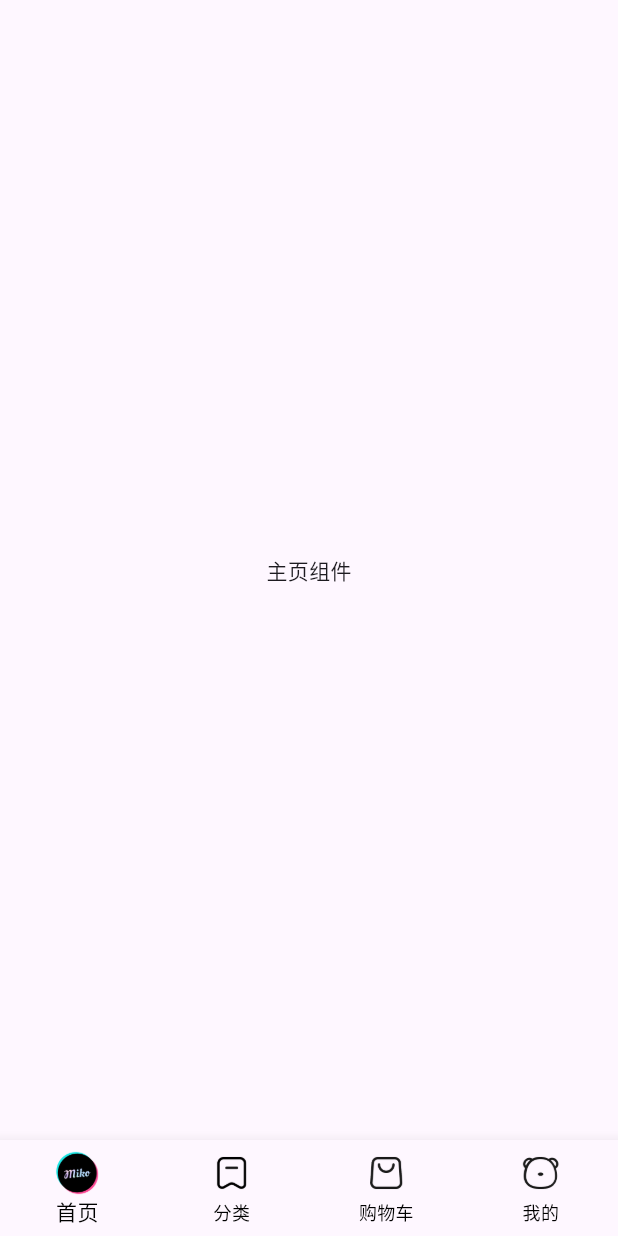
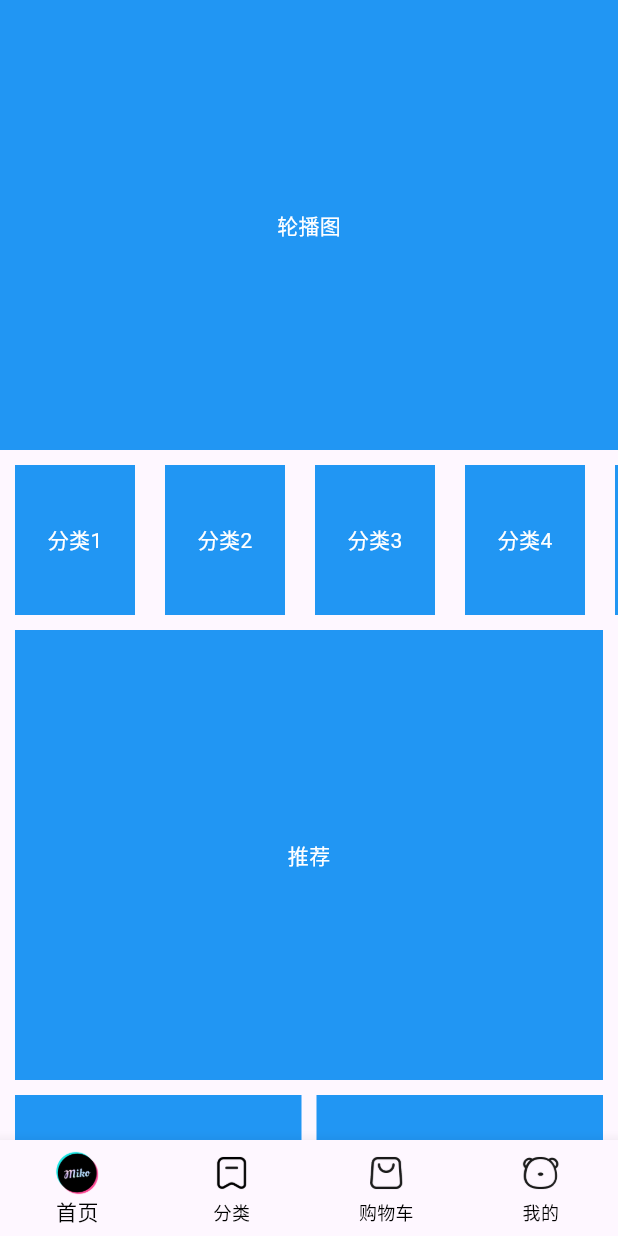
Before and after one commit to bleackking/bd_shop, a Flutter app: the screen it shows after launch, on a phone screen of 412 x 824 dp. Run offline on Flutter 3.47's test engine with Material 3 defaults, Android fonts, the phone set to English and light mode, and no system bars.

Commit message:
完成首页的基础布局

```diff
--- /dev/null
+++ b/lib/components/Home/BdCategory.dart
@@ -0,0 +1,36 @@
+import 'package:flutter/material.dart';
+
+// 分类组件
+class BdCategory extends StatefulWidget {
+  const BdCategory({super.key});
+
+  @override
+  State<BdCategory> createState() => _BdCategoryState();
+}
+
+class _BdCategoryState extends State<BdCategory> {
+  @override
+  Widget build(BuildContext context) {
+    // ListView组件不能设置高度，所以必须得用Container组件或者SizeBox组件设置高度
+    return SizedBox(
+      height: 100,
+      child: ListView.builder(
+        scrollDirection: Axis.horizontal, // 横向排列
+        itemCount: 10, // 渲染10项
+        itemBuilder: (BuildContext context, int index) {
+          return Container(
+            color: Colors.blue,
+            alignment: Alignment.center,
+            margin: EdgeInsets.symmetric(horizontal: 10),
+            width: 80,
+            height: 100,
+            child: Text(
+              "分类${index + 1}",
+              style: TextStyle(color: Colors.white),
+            ),
+          );
+        },
+      ),
+    );
+  }
+}
--- /dev/null
+++ b/lib/components/Home/BdHot.dart
@@ -0,0 +1,21 @@
+import 'package:flutter/material.dart';
+
+// 爆款组件
+class BdHot extends StatefulWidget {
+  const BdHot({super.key});
+
+  @override
+  State<BdHot> createState() => _BdHotState();
+}
+
+class _BdHotState extends State<BdHot> {
+  @override
+  Widget build(BuildContext context) {
+    return Container(
+      color: Colors.blue,
+      alignment: Alignment.center,
+      height: 200,
+      child: Text("爆款推荐", style: TextStyle(color: Colors.white)),
+    );
+  }
+}
--- /dev/null
+++ b/lib/components/Home/BdMoreList.dart
@@ -0,0 +1,31 @@
+import 'package:flutter/material.dart';
+
+// 商品无限滚动列表组件
+class BdMoreList extends StatefulWidget {
+  const BdMoreList({super.key});
+
+  @override
+  State<BdMoreList> createState() => _BdMoreListState();
+}
+
+class _BdMoreListState extends State<BdMoreList> {
+  @override
+  Widget build(BuildContext context) {
+    // 必须放置Sliver家族的组件
+    return SliverGrid.builder(
+      // 设置网格列数为2列
+      gridDelegate: SliverGridDelegateWithFixedCrossAxisCount(
+        crossAxisCount: 2,
+        mainAxisSpacing: 10,
+        crossAxisSpacing: 10,
+      ),
+      itemBuilder: (BuildContext context, int index) {
+        return Container(
+          child: Text("商品", style: TextStyle(color: Colors.white)),
+          color: Colors.blue,
+          alignment: Alignment.center,
+        );
+      },
+    );
+  }
+}
--- /dev/null
+++ b/lib/components/Home/BdSlider.dart
@@ -0,0 +1,21 @@
+import 'package:flutter/material.dart';
+
+// 轮播图组件
+class BdSlider extends StatefulWidget {
+  const BdSlider({super.key});
+
+  @override
+  State<BdSlider> createState() => _BdSliderState();
+}
+
+class _BdSliderState extends State<BdSlider> {
+  @override
+  Widget build(BuildContext context) {
+    return Container(
+      color: Colors.blue,
+      height: 300,
+      alignment: Alignment.center,
+      child: Text("轮播图", style: TextStyle(color: Colors.white)),
+    );
+  }
+}
--- /dev/null
+++ b/lib/components/Home/BdSuggestion.dart
@@ -0,0 +1,25 @@
+import 'package:flutter/material.dart';
+
+// 推荐组件
+class BdSuggestion extends StatefulWidget {
+  const BdSuggestion({super.key});
+
+  @override
+  State<BdSuggestion> createState() => _BdSuggestionState();
+}
+
+class _BdSuggestionState extends State<BdSuggestion> {
+  @override
+  Widget build(BuildContext context) {
+    // Padding：横向有10个的内边距
+    return Padding(
+      padding: EdgeInsets.symmetric(horizontal: 10),
+      child: Container(
+        color: Colors.blue,
+        alignment: Alignment.center,
+        height: 300,
+        child: Text("推荐", style: TextStyle(color: Colors.white)),
+      ),
+    );
+  }
+}
--- a/lib/pages/Home/index.dart
+++ b/lib/pages/Home/index.dart
@@ -1,3 +1,8 @@
+import 'package:bd_shop/components/Home/BdCategory.dart';
+import 'package:bd_shop/components/Home/BdHot.dart';
+import 'package:bd_shop/components/Home/BdMoreList.dart';
+import 'package:bd_shop/components/Home/BdSlider.dart';
+import 'package:bd_shop/components/Home/BdSuggestion.dart';
 import 'package:flutter/material.dart';
 
 class HomeView extends StatefulWidget {
@@ -8,8 +13,49 @@ class HomeView extends StatefulWidget {
 }
 
 class _HomeViewState extends State<HomeView> {
+  // 获取滚动容器的内容
+  List<Widget> _getScrollChildren() {
+    return [
+      // 包裹普通Widget
+      SliverToBoxAdapter(child: BdSlider()), // 轮播图组件
+      // 中间的间距
+      SliverToBoxAdapter(child: SizedBox(height: 10)),
+      // 放置分类组件
+      // SliverGrid 和 SliverList只能纵向排列
+      SliverToBoxAdapter(child: BdCategory()),
+      // 中间的间距
+      SliverToBoxAdapter(child: SizedBox(height: 10)),
+      // 放置推荐组件
+      SliverToBoxAdapter(child: BdSuggestion()),
+      // 中间的间距
+      SliverToBoxAdapter(child: SizedBox(height: 10)),
+      // 放置爆款组件
+      SliverToBoxAdapter(
+        // Padding：横向有10个的内边距
+        child: Padding(
+          padding: EdgeInsets.symmetric(horizontal: 10),
+          // 使用Flex左右布局
+          child: Flex(
+            direction: Axis.horizontal,
+            children: [
+              // Expanded：均分组件所占空间
+              Expanded(child: BdHot()), // 左边爆款组件
+              SizedBox(width: 10), // 中间间距
+              Expanded(child: BdHot()), // 右边爆款组件
+            ],
+          ),
+        ),
+      ),
+      // 中间的间距
+      SliverToBoxAdapter(child: SizedBox(height: 10)),
+      // 商品无限滚动列表组件
+      BdMoreList(),
+    ];
+  }
+
   @override
   Widget build(BuildContext context) {
-    return Center(child: Text("主页组件"));
+    // 自由组合滚动容器，里面的元素必须是sliver家族的内容
+    return CustomScrollView(slivers: _getScrollChildren());
   }
 }
```
